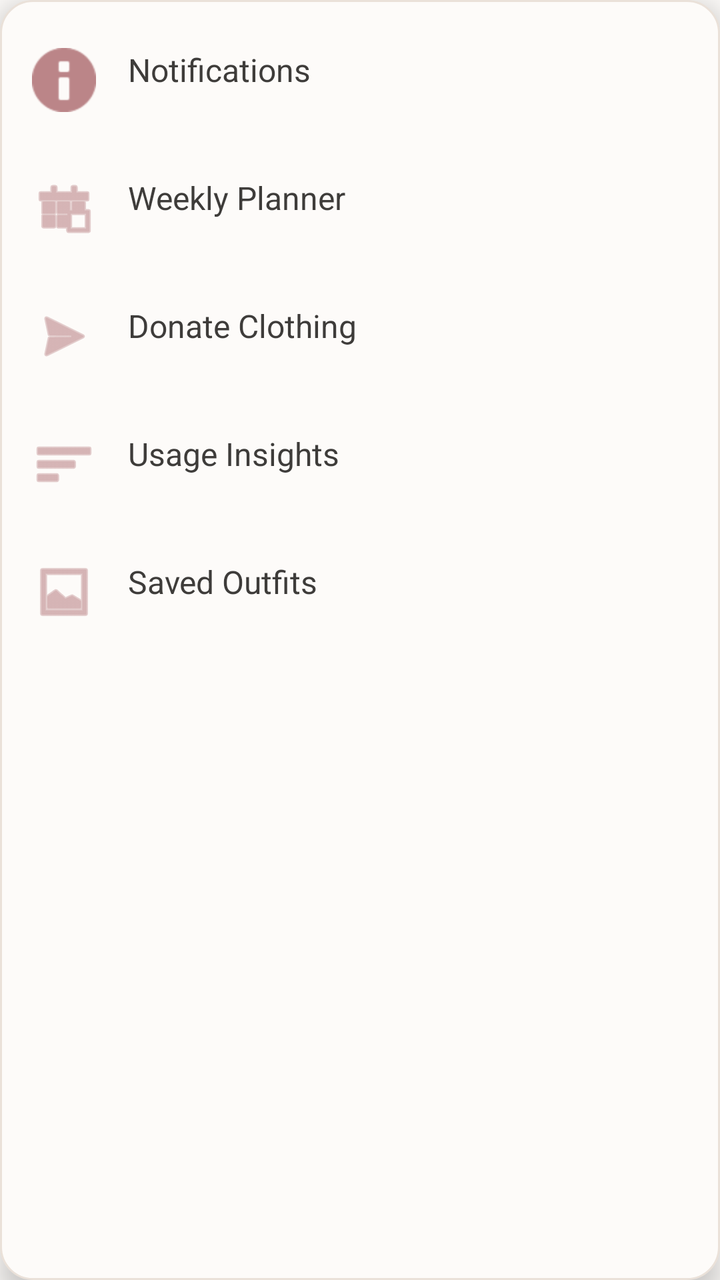
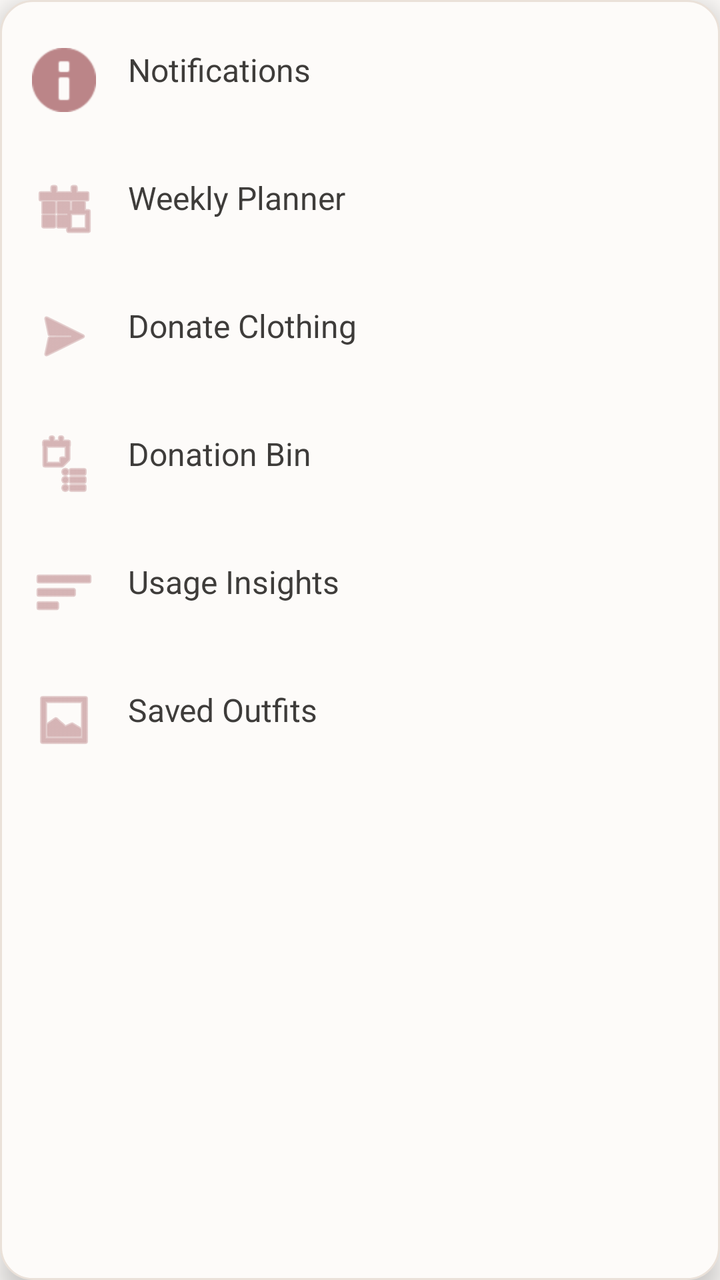

An Android layout rendered at two revisions. The XML below is the earlier revision; the diff shows what the commit changed to produce the second picture.
<!-- AndroidManifest.xml: application theme Theme.OutfitStudio -->
<!-- res/layout/custom_popup_menu.xml -->
<?xml version="1.0" encoding="utf-8"?>
<LinearLayout xmlns:android="http://schemas.android.com/apk/res/android"
    xmlns:app="http://schemas.android.com/apk/res-auto"
    android:layout_width="220dp"
    android:layout_height="wrap_content"
    android:orientation="vertical"
    android:background="@drawable/bg_popup_menu"
    android:elevation="8dp"
    android:paddingTop="8dp"
    android:paddingBottom="8dp">

    <TextView
        android:id="@+id/menu_notifications"
        android:layout_width="match_parent"
        android:layout_height="wrap_content"
        android:padding="16dp"
        android:text="Notifications"
        android:textColor="@color/on_background"
        android:textSize="16sp"
        android:background="?attr/selectableItemBackground"
        android:drawablePadding="16dp"
        app:drawableStartCompat="@android:drawable/ic_dialog_info"
        app:drawableTint="@color/primary" />

    <TextView
        android:id="@+id/menu_weekly_planner"
        android:layout_width="match_parent"
        android:layout_height="wrap_content"
        android:padding="16dp"
        android:text="Weekly Planner"
        android:textColor="@color/on_background"
        android:textSize="16sp"
        android:background="?attr/selectableItemBackground"
        android:drawablePadding="16dp"
        app:drawableStartCompat="@android:drawable/ic_menu_today"
        app:drawableTint="@color/primary" />

    <TextView
        android:id="@+id/menu_donate"
        android:layout_width="match_parent"
        android:layout_height="wrap_content"
        android:padding="16dp"
        android:text="Donate Clothing"
        android:textColor="@color/on_background"
        android:textSize="16sp"
        android:background="?attr/selectableItemBackground"
        android:drawablePadding="16dp"
        app:drawableStartCompat="@android:drawable/ic_menu_send"
        app:drawableTint="@color/primary" />

    <TextView
        android:id="@+id/menu_insights"
        android:layout_width="match_parent"
        android:layout_height="wrap_content"
        android:padding="16dp"
        android:text="Usage Insights"
        android:textColor="@color/on_background"
        android:textSize="16sp"
        android:background="?attr/selectableItemBackground"
        android:drawablePadding="16dp"
        app:drawableStartCompat="@android:drawable/ic_menu_sort_by_size"
        app:drawableTint="@color/primary" />

    <TextView
        android:id="@+id/menu_saved"
        android:layout_width="match_parent"
        android:layout_height="wrap_content"
        android:padding="16dp"
        android:text="Saved Outfits"
        android:textColor="@color/on_background"
        android:textSize="16sp"
        android:background="?attr/selectableItemBackground"
        android:drawablePadding="16dp"
        app:drawableStartCompat="@android:drawable/ic_menu_gallery"
        app:drawableTint="@color/primary" />

</LinearLayout>
<!-- resources referenced by this layout -->
<resources>
  <color name="on_background">#3E3C3A</color>
  <color name="primary">#BB8588</color>
  <!-- drawable bg_popup_menu (drawable) -->
  <?xml version="1.0" encoding="utf-8"?>
  <shape xmlns:android="http://schemas.android.com/apk/res/android">
      <solid android:color="@color/secondary" />
      <corners android:radius="16dp" />
      <stroke android:width="1dp" android:color="@color/card_border" />
  </shape>
  <style name="Theme.OutfitStudio" parent="Theme.MaterialComponents.Light.NoActionBar">
          <item name="android:textColor">@color/on_background</item>
          <item name="android:textColorHint">@color/text_hint</item>
          
          <item name="colorPrimary">@color/primary</item>
          <item name="colorPrimaryVariant">@color/primary_variant</item>
          <item name="colorOnPrimary">@color/on_primary</item>
          
          <item name="colorSecondary">@color/primary</item>
          <item name="colorSecondaryVariant">@color/primary_variant</item>
          <item name="colorOnSecondary">@color/on_primary</item>
          
          <item name="android:colorBackground">@color/background</item>
          <item name="colorSurface">@color/surface</item>
          
          <item name="android:statusBarColor">@color/background</item>
          <item name="android:windowLightStatusBar">true</item>
      </style>
  <color name="secondary">#FDFBF9</color>
  <color name="card_border">#EAE1D9</color>
  <color name="text_hint">#A09D9B</color>
  <color name="primary_variant">#BB8588</color>
  <color name="on_primary">#FFFFFF</color>
  <color name="background">#FDFBF9</color>
  <color name="surface">#FFFFFF</color>
</resources>

<!-- the commit's change to res/layout/custom_popup_menu.xml (unified diff, before → after) -->
@@ -49,6 +49,19 @@
         app:drawableTint="@color/primary" />
 
     <TextView
+        android:id="@+id/menu_donation_bin"
+        android:layout_width="match_parent"
+        android:layout_height="wrap_content"
+        android:padding="16dp"
+        android:text="Donation Bin"
+        android:textColor="@color/on_background"
+        android:textSize="16sp"
+        android:background="?attr/selectableItemBackground"
+        android:drawablePadding="16dp"
+        app:drawableStartCompat="@android:drawable/ic_menu_agenda"
+        app:drawableTint="@color/primary" />
+
+    <TextView
         android:id="@+id/menu_insights"
         android:layout_width="match_parent"
         android:layout_height="wrap_content"
